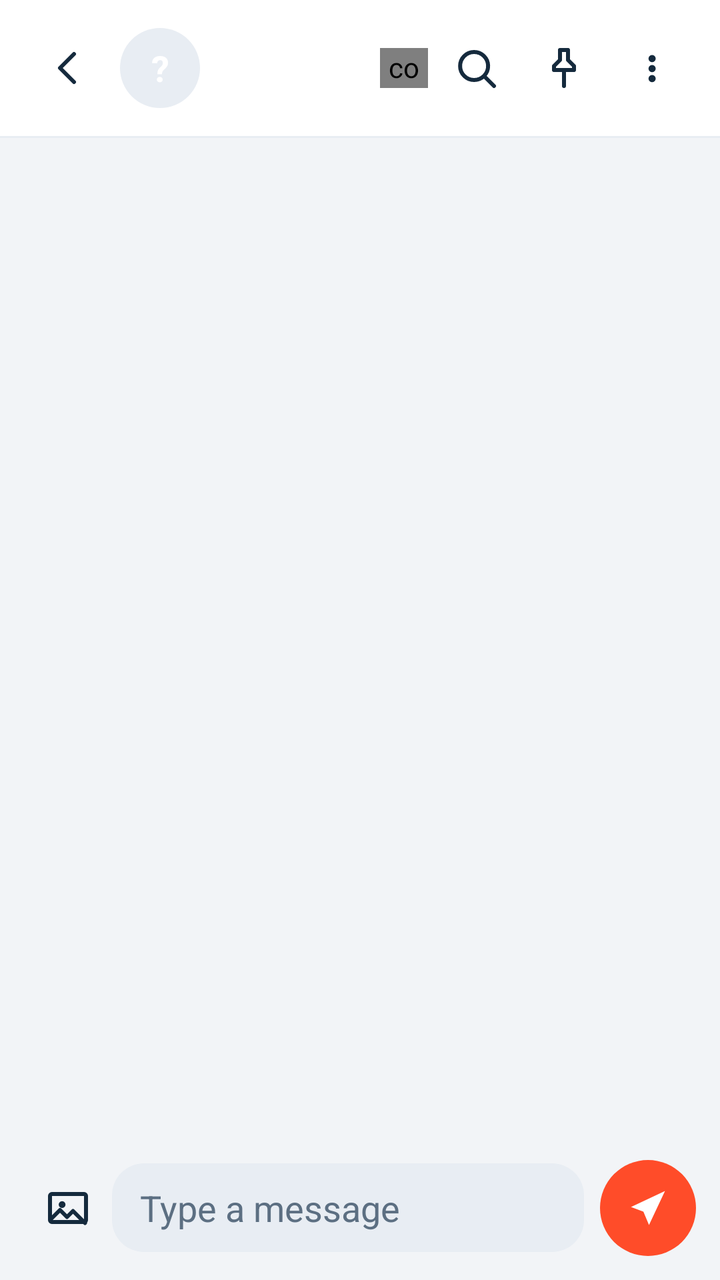
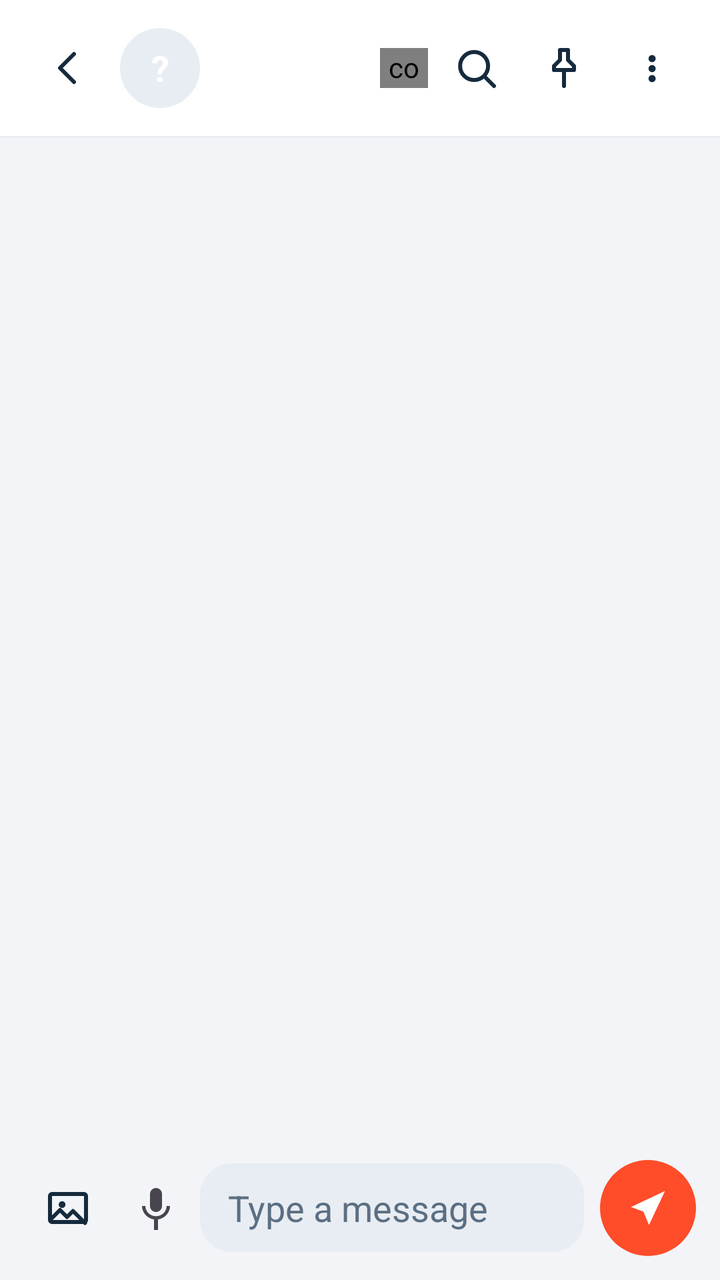

Screens rendered from an Android XML layout before and after an edit, with the pre-edit source and the edit as a unified diff.
<!-- AndroidManifest.xml: application theme Theme.AirWave -->
<!-- res/layout/activity_chat.xml -->
<?xml version="1.0" encoding="utf-8"?>
<LinearLayout xmlns:android="http://schemas.android.com/apk/res/android"
    android:layout_width="match_parent"
    android:layout_height="match_parent"
    android:orientation="vertical">

    <LinearLayout
        android:layout_width="match_parent"
        android:layout_height="wrap_content"
        android:background="?attr/colorSurface"
        android:gravity="center_vertical"
        android:orientation="horizontal"
        android:padding="12dp">

        <ImageButton
            android:id="@+id/backButton"
            android:layout_width="44dp"
            android:layout_height="44dp"
            android:background="?attr/selectableItemBackgroundBorderless"
            android:contentDescription="@string/cancel"
            android:src="@drawable/ic_back" />

        <FrameLayout
            android:id="@+id/peerAvatar"
            android:layout_width="40dp"
            android:layout_height="40dp"
            android:layout_marginStart="4dp"
            android:background="@drawable/avatar_circle">

            <TextView
                android:id="@+id/peerInitial"
                android:layout_width="match_parent"
                android:layout_height="match_parent"
                android:gravity="center"
                android:text="?"
                android:textColor="@android:color/white"
                android:textSize="18sp"
                android:textStyle="bold" />
        </FrameLayout>

        <LinearLayout
            android:layout_width="0dp"
            android:layout_height="wrap_content"
            android:layout_marginStart="12dp"
            android:layout_weight="1"
            android:orientation="vertical">

            <TextView
                android:id="@+id/peerName"
                android:layout_width="wrap_content"
                android:layout_height="wrap_content"
                android:textColor="?attr/colorOnSurface"
                android:textSize="17sp"
                android:textStyle="bold" />

            <TextView
                android:id="@+id/typingText"
                android:layout_width="wrap_content"
                android:layout_height="wrap_content"
                android:text="@string/typing"
                android:textColor="?attr/colorPrimary"
                android:textSize="12sp"
                android:visibility="gone" />

            <TextView
                android:id="@+id/peerStatus"
                android:layout_width="wrap_content"
                android:layout_height="wrap_content"
                android:textSize="12sp"
                android:textColor="?attr/colorOnSurfaceVariant" />
        </LinearLayout>

        <com.airwave.app.SignalView
            android:id="@+id/signalView"
            android:layout_width="24dp"
            android:layout_height="20dp"
            android:layout_marginEnd="2dp" />

        <ImageButton
            android:id="@+id/searchButton"
            android:layout_width="44dp"
            android:layout_height="44dp"
            android:background="?attr/selectableItemBackgroundBorderless"
            android:contentDescription="@string/search"
            android:src="@drawable/ic_search" />

        <ImageButton
            android:id="@+id/pinButton"
            android:layout_width="44dp"
            android:layout_height="44dp"
            android:background="?attr/selectableItemBackgroundBorderless"
            android:contentDescription="@string/pinned_messages"
            android:src="@drawable/ic_pin" />

        <ImageButton
            android:id="@+id/overflowButton"
            android:layout_width="44dp"
            android:layout_height="44dp"
            android:background="?attr/selectableItemBackgroundBorderless"
            android:contentDescription="@string/more_options"
            android:src="@drawable/ic_more" />
    </LinearLayout>

    <View
        android:layout_width="match_parent"
        android:layout_height="1dp"
        android:background="?attr/colorSurfaceVariant" />

    
    <LinearLayout
        android:id="@+id/searchBar"
        android:layout_width="match_parent"
        android:layout_height="wrap_content"
        android:background="?attr/colorSurface"
        android:gravity="center_vertical"
        android:orientation="horizontal"
        android:padding="8dp"
        android:visibility="gone">

        <EditText
            android:id="@+id/searchEdit"
            android:layout_width="0dp"
            android:layout_height="wrap_content"
            android:layout_weight="1"
            android:background="@drawable/bg_input"
            android:hint="@string/search_messages"
            android:imeOptions="actionSearch"
            android:inputType="text"
            android:maxLines="1"
            android:padding="10dp"
            android:textColor="?attr/colorOnSurface"
            android:textColorHint="?attr/colorOnSurfaceVariant" />

        <TextView
            android:id="@+id/searchCount"
            android:layout_width="wrap_content"
            android:layout_height="wrap_content"
            android:layout_marginStart="8dp"
            android:textColor="?attr/colorOnSurfaceVariant"
            android:textSize="12sp" />

        <ImageButton
            android:id="@+id/searchClose"
            android:layout_width="44dp"
            android:layout_height="44dp"
            android:background="?attr/selectableItemBackgroundBorderless"
            android:contentDescription="@string/cancel"
            android:src="@drawable/ic_close" />
    </LinearLayout>

    <LinearLayout
        android:id="@+id/replyBar"
        android:layout_width="match_parent"
        android:layout_height="wrap_content"
        android:background="@drawable/bg_quote"
        android:gravity="center_vertical"
        android:orientation="horizontal"
        android:padding="10dp"
        android:visibility="gone">

        <LinearLayout
            android:layout_width="0dp"
            android:layout_height="wrap_content"
            android:layout_weight="1"
            android:orientation="vertical">

            <TextView
                android:id="@+id/quoteSender"
                android:layout_width="wrap_content"
                android:layout_height="wrap_content"
                android:textColor="?attr/colorPrimary"
                android:textSize="12sp"
                android:textStyle="bold" />

            <TextView
                android:id="@+id/quoteText"
                android:layout_width="wrap_content"
                android:layout_height="wrap_content"
                android:layout_marginTop="2dp"
                android:ellipsize="end"
                android:maxLines="2"
                android:textColor="?attr/colorOnSurface"
                android:textSize="13sp" />
        </LinearLayout>

        <ImageButton
            android:id="@+id/replyClose"
            android:layout_width="44dp"
            android:layout_height="44dp"
            android:background="?attr/selectableItemBackgroundBorderless"
            android:contentDescription="@string/cancel"
            android:src="@drawable/ic_close" />
    </LinearLayout>

    <FrameLayout
        android:layout_width="match_parent"
        android:layout_height="0dp"
        android:layout_weight="1">

        <ListView
            android:id="@+id/messagesList"
            android:layout_width="match_parent"
            android:layout_height="match_parent"
            android:clipToPadding="false"
            android:divider="@null"
            android:dividerHeight="10dp"
            android:padding="16dp"
            android:stackFromBottom="true"
            android:transcriptMode="normal" />

        <LinearLayout
            android:id="@+id/messagesEmpty"
            android:layout_width="match_parent"
            android:layout_height="match_parent"
            android:gravity="center"
            android:orientation="vertical"
            android:visibility="gone">

            <ImageView
                android:layout_width="64dp"
                android:layout_height="64dp"
                android:src="@drawable/ic_empty_chat"
                android:tint="?attr/colorOnSurfaceVariant" />

            <TextView
                android:layout_width="wrap_content"
                android:layout_height="wrap_content"
                android:layout_marginTop="8dp"
                android:text="@string/no_messages"
                android:textColor="?attr/colorOnSurface"
                android:textSize="16sp"
                android:textStyle="bold" />
        </LinearLayout>
    </FrameLayout>

    <LinearLayout
        android:layout_width="match_parent"
        android:layout_height="wrap_content"
        android:gravity="center_vertical"
        android:orientation="horizontal"
        android:padding="12dp">

        <ImageButton
            android:id="@+id/imageButton"
            android:layout_width="44dp"
            android:layout_height="44dp"
            android:background="?attr/selectableItemBackgroundBorderless"
            android:contentDescription="@string/share_image"
            android:src="@drawable/ic_image" />

        <EditText
            android:id="@+id/messageEdit"
            android:layout_width="0dp"
            android:layout_height="wrap_content"
            android:layout_weight="1"
            android:background="@drawable/bg_input"
            android:hint="@string/type_message"
            android:imeOptions="actionSend"
            android:inputType="text"
            android:maxLines="4"
            android:paddingStart="14dp"
            android:paddingTop="10dp"
            android:paddingEnd="14dp"
            android:paddingBottom="10dp"
            android:textColor="?attr/colorOnSurface"
            android:textColorHint="?attr/colorOnSurfaceVariant" />

        <ImageButton
            android:id="@+id/sendButton"
            android:layout_width="48dp"
            android:layout_height="48dp"
            android:layout_marginStart="8dp"
            android:background="@drawable/bg_badge"
            android:contentDescription="@string/send"
            android:padding="12dp"
            android:src="@drawable/ic_send" />
    </LinearLayout>
</LinearLayout>
<!-- resources referenced by this layout -->
<resources>
  <!-- drawable avatar_circle (drawable) -->
  <?xml version="1.0" encoding="utf-8"?>
  <shape xmlns:android="http://schemas.android.com/apk/res/android" android:shape="oval">
      <solid android:color="?attr/colorSurfaceVariant" />
  </shape>
  <!-- drawable bg_badge (drawable) -->
  <?xml version="1.0" encoding="utf-8"?>
  <shape xmlns:android="http://schemas.android.com/apk/res/android" android:shape="oval">
      <solid android:color="?attr/colorPrimary" />
  </shape>
  <!-- drawable bg_input (drawable) -->
  <?xml version="1.0" encoding="utf-8"?>
  <shape xmlns:android="http://schemas.android.com/apk/res/android" android:shape="rectangle">
      <corners android:radius="16dp" />
      <solid android:color="?attr/colorSurfaceVariant" />
  </shape>
  <!-- drawable bg_quote (drawable) -->
  <?xml version="1.0" encoding="utf-8"?>
  <shape xmlns:android="http://schemas.android.com/apk/res/android" android:shape="rectangle">
      <corners android:radius="16dp" />
      <solid android:color="?attr/colorSurfaceVariant" />
  </shape>
  <!-- drawable ic_send (drawable) -->
  <vector xmlns:android="http://schemas.android.com/apk/res/android"
      android:width="24dp" android:height="24dp"
      android:viewportWidth="24" android:viewportHeight="24">
      <path
          android:fillColor="#FFFFFF"
          android:pathData="M3.5,11.5L20.5,3.5l-8,17l-2.8,-6.7z M11.7,14.3l8.8,-10.8" />
  </vector>
  <string name="cancel">Cancel</string>
  <string name="more_options">More options</string>
  <string name="no_messages">No messages yet</string>
  <string name="pinned_messages">Pinned messages</string>
  <string name="search">Search</string>
  <string name="search_messages">Search messages</string>
  <string name="send">Send</string>
  <string name="share_image">Share image</string>
  <string name="type_message">Type a message</string>
  <string name="typing">typing…</string>
  <style name="Theme.AirWave" parent="Theme.Material3.DayNight.NoActionBar">
          <item name="colorPrimary">@color/accent</item>
          <item name="colorOnPrimary">@android:color/white</item>
          <item name="android:windowBackground">@color/bg</item>
          <item name="colorSurface">@color/card</item>
          <item name="colorOnSurface">@color/text_primary</item>
          <item name="colorSurfaceVariant">@color/card2</item>
          <item name="colorOnSurfaceVariant">@color/text_secondary</item>
          <item name="android:windowAnimationStyle">@style/AirWaveWindowAnim</item>
          <item name="dialogCornerRadius">16dp</item>
      </style>
  <color name="accent">#FF4C29</color>
  <color name="bg">#F2F4F7</color>
  <color name="card">#FFFFFF</color>
  <color name="text_primary">#152A3D</color>
  <color name="card2">#E8EDF3</color>
  <color name="text_secondary">#5C6F82</color>
  <style name="AirWaveWindowAnim">
          <item name="android:activityOpenEnterAnimation">@anim/slide_in_right</item>
          <item name="android:activityOpenExitAnimation">@anim/slide_out_left</item>
          <item name="android:activityCloseEnterAnimation">@anim/slide_in_left</item>
          <item name="android:activityCloseExitAnimation">@anim/slide_out_right</item>
      </style>
  <!-- unchanged entries left out for length: 7 -->
</resources>

<!-- the commit's change to res/layout/activity_chat.xml (unified diff, before → after) -->
@@ -234,6 +234,44 @@
     </FrameLayout>
 
     <LinearLayout
+        android:id="@+id/recordBar"
+        android:layout_width="match_parent"
+        android:layout_height="wrap_content"
+        android:background="?attr/colorSurface"
+        android:gravity="center_vertical"
+        android:orientation="horizontal"
+        android:padding="12dp"
+        android:visibility="gone">
+
+        <TextView
+            android:layout_width="wrap_content"
+            android:layout_height="wrap_content"
+            android:text="●"
+            android:textColor="#FF3B30"
+            android:textSize="18sp" />
+
+        <TextView
+            android:id="@+id/recordTimer"
+            android:layout_width="0dp"
+            android:layout_height="wrap_content"
+            android:layout_marginStart="12dp"
+            android:layout_weight="1"
+            android:text="0:00"
+            android:textColor="?attr/colorOnSurface"
+            android:textSize="17sp" />
+
+        <ImageButton
+            android:id="@+id/recordStop"
+            android:layout_width="52dp"
+            android:layout_height="52dp"
+            android:background="@drawable/bg_badge"
+            android:contentDescription="@string/stop_recording"
+            android:padding="14dp"
+            android:src="@drawable/ic_send" />
+    </LinearLayout>
+
+    <LinearLayout
+        android:id="@+id/inputRow"
         android:layout_width="match_parent"
         android:layout_height="wrap_content"
         android:gravity="center_vertical"
@@ -247,6 +285,14 @@
             android:background="?attr/selectableItemBackgroundBorderless"
             android:contentDescription="@string/share_image"
             android:src="@drawable/ic_image" />
+
+        <ImageButton
+            android:id="@+id/micButton"
+            android:layout_width="44dp"
+            android:layout_height="44dp"
+            android:background="?attr/selectableItemBackgroundBorderless"
+            android:contentDescription="@string/voice_note"
+            android:src="@drawable/ic_mic" />
 
         <EditText
             android:id="@+id/messageEdit"
<!-- resource entries referenced after the edit -->
@@ -22,6 +22,18 @@
       <corners android:radius="16dp" />
       <solid android:color="?attr/colorSurfaceVariant" />
   </shape>
+  <!-- drawable ic_mic (drawable) -->
+  <?xml version="1.0" encoding="utf-8"?>
+  <vector xmlns:android="http://schemas.android.com/apk/res/android"
+      android:width="24dp"
+      android:height="24dp"
+      android:viewportWidth="24"
+      android:viewportHeight="24"
+      android:tint="?attr/colorControlNormal">
+      <path
+          android:fillColor="@android:color/white"
+          android:pathData="M12,14c1.66,0 3,-1.34 3,-3L15,5c0,-1.66 -1.34,-3 -3,-3S9,3.34 9,5v6c0,1.66 1.34,3 3,3zM17.3,11c0,3 -2.54,5.1 -5.3,5.1S6.7,14 6.7,11H5c0,3.41 2.72,6.23 6,6.72L11,21v2h2v-2l0,-3.28c3.28,-0.49 6,-3.31 6,-6.72h-1.7z" />
+  </vector>
   <!-- drawable ic_send (drawable) -->
   <vector xmlns:android="http://schemas.android.com/apk/res/android"
       android:width="24dp" android:height="24dp"
@@ -38,8 +50,10 @@
   <string name="search_messages">Search messages</string>
   <string name="send">Send</string>
   <string name="share_image">Share image</string>
+  <string name="stop_recording">Stop and send</string>
   <string name="type_message">Type a message</string>
   <string name="typing">typing…</string>
+  <string name="voice_note">Voice note</string>
   <style name="Theme.AirWave" parent="Theme.Material3.DayNight.NoActionBar">
           <item name="colorPrimary">@color/accent</item>
           <item name="colorOnPrimary">@android:color/white</item>
@@ -50,6 +64,8 @@
           <item name="colorOnSurfaceVariant">@color/text_secondary</item>
           <item name="android:windowAnimationStyle">@style/AirWaveWindowAnim</item>
           <item name="dialogCornerRadius">16dp</item>
+          
+          <item name="alertDialogTheme">@style/ThemeOverlay.Material3.Dialog.Alert</item>
       </style>
   <color name="accent">#FF4C29</color>
   <color name="bg">#F2F4F7</color>
